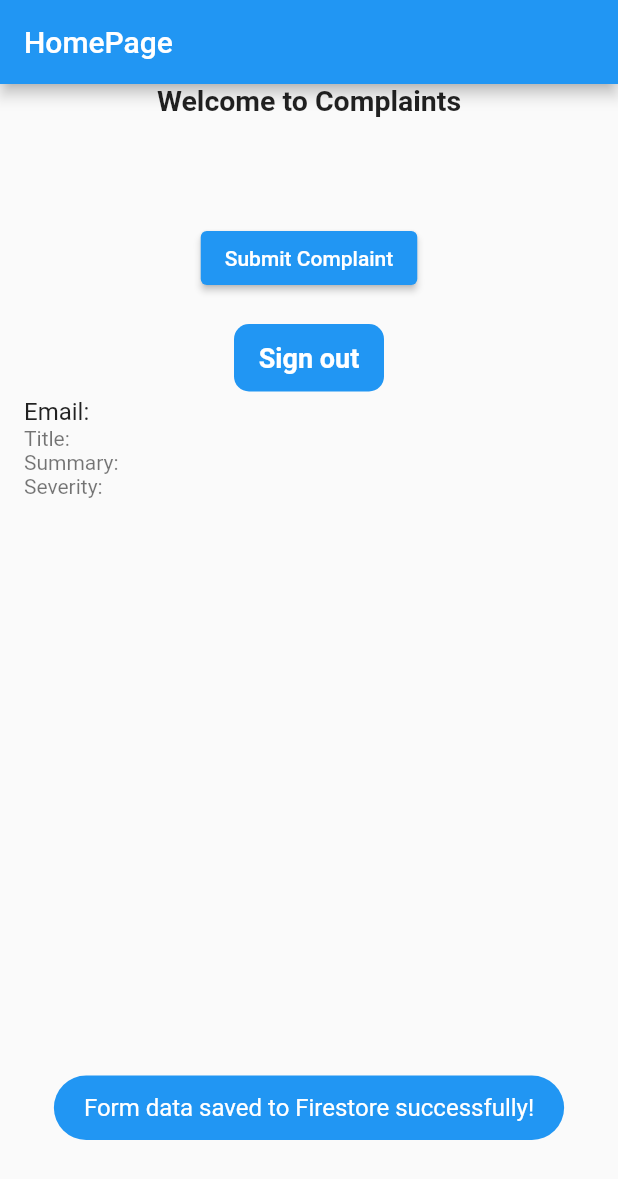
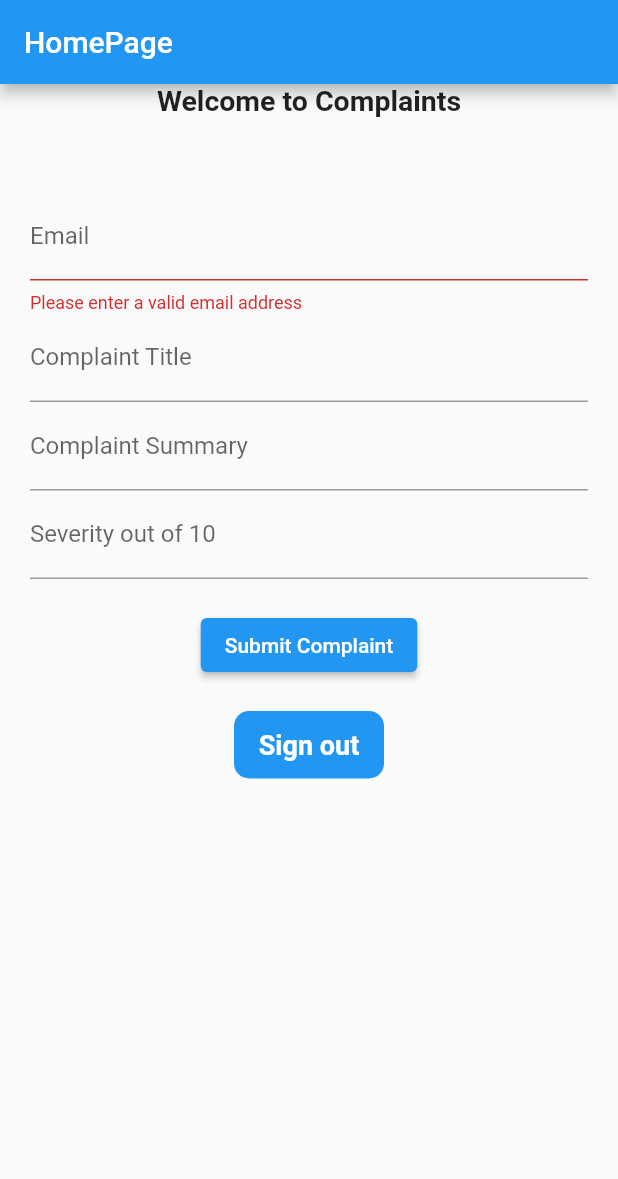
Before and after one commit to varun11192/bugsmirror, a Flutter app: the HomePage screen opened by its route, after a tap on "Submit Complaint", on a phone screen of 412 x 824 dp. Shown: the top 1179 px of the screen. Run offline on Flutter 3.47's test engine with Material 2 defaults, Android fonts, the light colour scheme and no system bars; our stand-ins replace cloud_firestore, firebase_auth, firebase_core, fluttertoast, font_awesome_flutter, google_sign_in; accounts and stored records are empty.

Commit message:
home page form4

```diff
--- a/lib/home_page.dart
+++ b/lib/home_page.dart
@@ -59,8 +59,68 @@
               child: Column(
                 mainAxisSize: MainAxisSize.min,
                 children: [
-                  // ... (existing code)
-
+                  TextFormField(
+                    validator: (value) {
+                      if (value == null || !value.contains('@')) {
+                        return 'Please enter a valid email address';
+                      }
+                      return null;
+                    },
+                    key: ValueKey('email'),
+                    keyboardType: TextInputType.emailAddress,
+                    decoration: InputDecoration(
+                      labelText: 'Email',
+                    ),
+                    onSaved: (value) {
+                      email = value as String;
+                    },
+                  ),
+                  TextFormField(
+                    validator: (value) {
+                      if (value == null) {
+                        return 'Please enter title';
+                      }
+                      return null;
+                    },
+                    key: ValueKey('title'),
+                    decoration: InputDecoration(
+                      labelText: 'Complaint Title',
+                    ),
+                    onSaved: (value) {
+                      title = value as String;
+                    },
+                  ),
+                  TextFormField(
+                    validator: (value) {
+                      if (value == null) {
+                        return 'Please provide summary.';
+                      }
+                      return null;
+                    },
+                    key: ValueKey('summary'),
+                    decoration: InputDecoration(
+                      labelText: 'Complaint Summary',
+                    ),
+                    onSaved: (value) {
+                      summary = value as String;
+                    },
+                  ),
+                  TextFormField(
+                    validator: (value) {
+                      if (value == null) {
+                        return 'Please Rate Severity';
+                      }
+                      return null;
+                    },
+                    key: ValueKey('severity'),
+                    decoration: InputDecoration(
+                      labelText: 'Severity out of 10',
+                    ),
+                    obscureText: true,
+                    onSaved: (value) {
+                      severity = value as String;
+                    },
+                  ),
                   SizedBox(
                     height: 20,
                   ),
```
